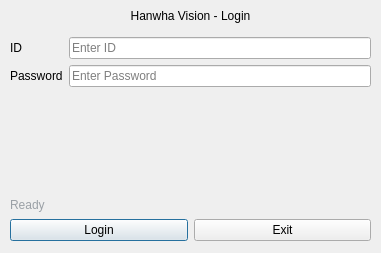
Old version of the form login_dialog.ui in the repository naktaa/VEDA_Final_Project.
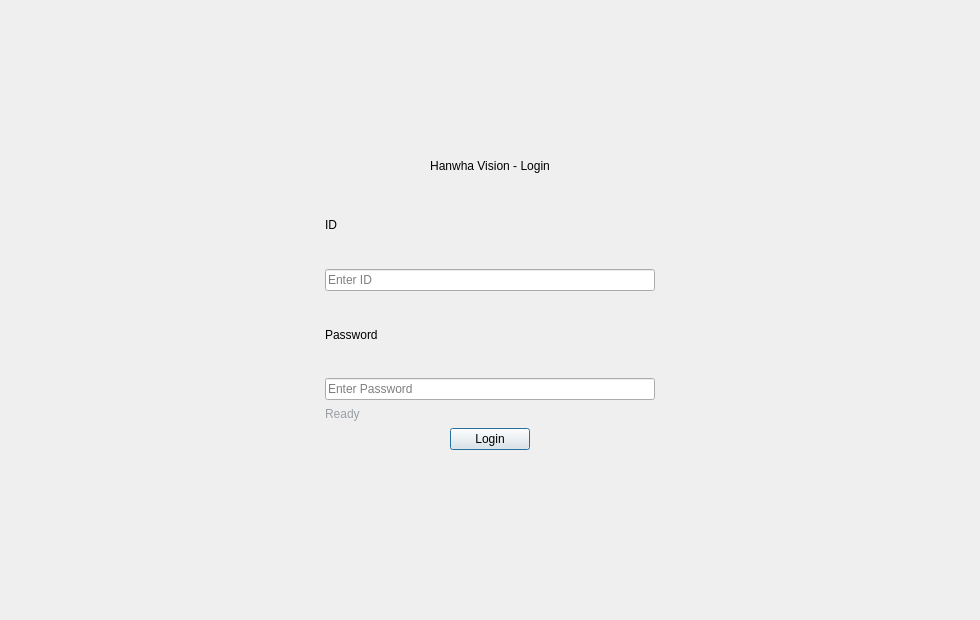
New version of the form.

What changed in the file:
```diff
--- a/login_dialog.ui
+++ b/login_dialog.ui
@@ -6,8 +6,8 @@
    <rect>
     <x>0</x>
     <y>0</y>
-    <width>381</width>
-    <height>253</height>
+    <width>980</width>
+    <height>620</height>
    </rect>
   </property>
   <property name="windowTitle">
@@ -18,17 +18,17 @@
     <rect>
      <x>0</x>
      <y>0</y>
-     <width>381</width>
-     <height>251</height>
+     <width>980</width>
+     <height>620</height>
     </rect>
    </property>
    <widget class="QWidget" name="verticalLayoutWidget">
     <property name="geometry">
      <rect>
-      <x>10</x>
-      <y>0</y>
-      <width>361</width>
-      <height>241</height>
+      <x>325</x>
+      <y>150</y>
+      <width>330</width>
+      <height>300</height>
      </rect>
     </property>
     <layout class="QVBoxLayout" name="verticalLayout_root">
@@ -49,29 +49,27 @@
       </widget>
      </item>
      <item>
-      <layout class="QFormLayout" name="formLayout">
-       <item row="0" column="0">
         <widget class="QLabel" name="ID">
          <property name="text">
           <string>ID</string>
          </property>
         </widget>
        </item>
-       <item row="0" column="1">
+     <item>
         <widget class="QLineEdit" name="editId">
          <property name="placeholderText">
           <string>Enter ID</string>
          </property>
         </widget>
        </item>
-       <item row="1" column="0">
+     <item>
         <widget class="QLabel" name="Password">
          <property name="text">
           <string>Password</string>
          </property>
         </widget>
        </item>
-       <item row="1" column="1">
+     <item>
         <widget class="QLineEdit" name="editPw">
          <property name="echoMode">
           <enum>QLineEdit::EchoMode::Password</enum>
@@ -81,8 +79,6 @@
          </property>
         </widget>
        </item>
-      </layout>
-     </item>
      <item>
       <widget class="QLabel" name="labelStatus">
        <property name="maximumSize">
@@ -101,6 +97,19 @@
      </item>
      <item>
       <layout class="QHBoxLayout" name="horizontalLayout">
+       <item>
+        <spacer name="horizontalSpacerLeft">
+         <property name="orientation">
+          <enum>Qt::Orientation::Horizontal</enum>
+         </property>
+         <property name="sizeHint" stdset="0">
+          <size>
+           <width>40</width>
+           <height>20</height>
+          </size>
+         </property>
+        </spacer>
+       </item>
        <item>
         <widget class="QPushButton" name="btnLogin">
          <property name="text">
@@ -112,11 +121,17 @@
         </widget>
        </item>
        <item>
-        <widget class="QPushButton" name="btnExit">
-         <property name="text">
-          <string>Exit</string>
+        <spacer name="horizontalSpacerRight">
+         <property name="orientation">
+          <enum>Qt::Orientation::Horizontal</enum>
          </property>
-        </widget>
+         <property name="sizeHint" stdset="0">
+          <size>
+           <width>40</width>
+           <height>20</height>
+          </size>
+         </property>
+        </spacer>
        </item>
       </layout>
      </item>
```
Lines whose indentation alone changed are shown as unchanged.
